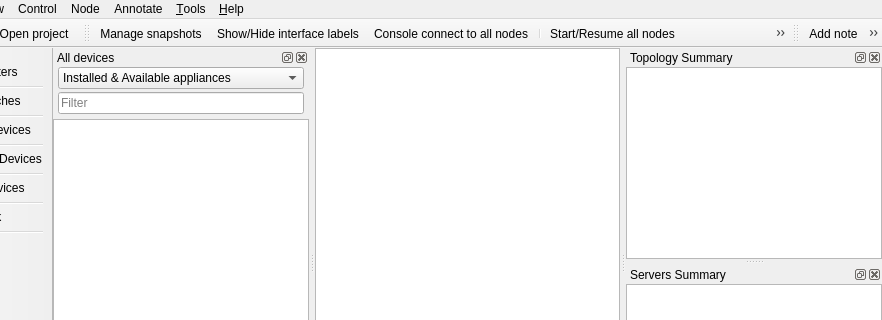
Old version of the form gns3/ui/main_window.ui in the repository GNS3/gns3-gui; both pictures show x 102 to 984 and y 0 to 320 of the 984 by 715 pixel window.
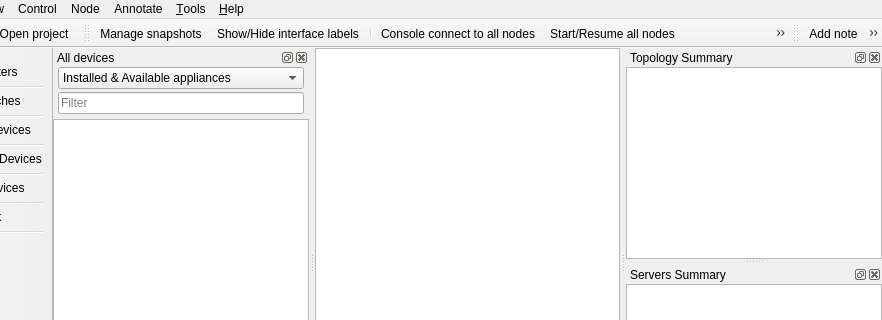
New version of the form. Icons and pictures are not drawn. Custom widgets are drawn as their Qt base class.

Commit message: Move console to all devices icon after the separation bar. Ref #1272

Diff of the .ui file:
```diff
--- a/gns3/ui/main_window.ui
+++ b/gns3/ui/main_window.ui
@@ -400,8 +400,8 @@
    </attribute>
    <addaction name="uiSnapshotAction"/>
    <addaction name="uiShowPortNamesAction"/>
+   <addaction name="separator"/>
    <addaction name="uiConsoleAllAction"/>
-   <addaction name="separator"/>
    <addaction name="uiStartAllAction"/>
    <addaction name="uiSuspendAllAction"/>
    <addaction name="uiStopAllAction"/>
```
Left out of the diff: 57 changed lines with no effect on the pictures. The commit also changes 1 other file.
